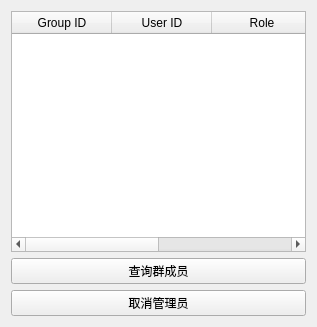
This is client/groupmemberquerylzy.ui in lzylzylzylzy0922/oopDesign as Qt 5 draws it before an edit. The edited form follows.
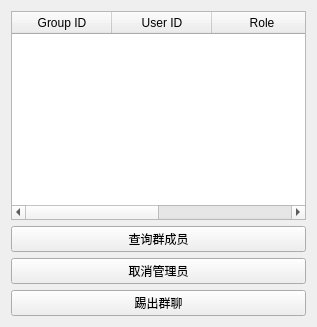
This is the edited form.

Patch:
```diff
--- a/client/groupmemberquerylzy.ui
+++ b/client/groupmemberquerylzy.ui
@@ -52,6 +52,13 @@
      </property>
     </widget>
    </item>
+   <item>
+    <widget class="QPushButton" name="removeMemberButton">
+     <property name="text">
+      <string>踢出群聊</string>
+     </property>
+    </widget>
+   </item>
   </layout>
  </widget>
  <resources/>
```
